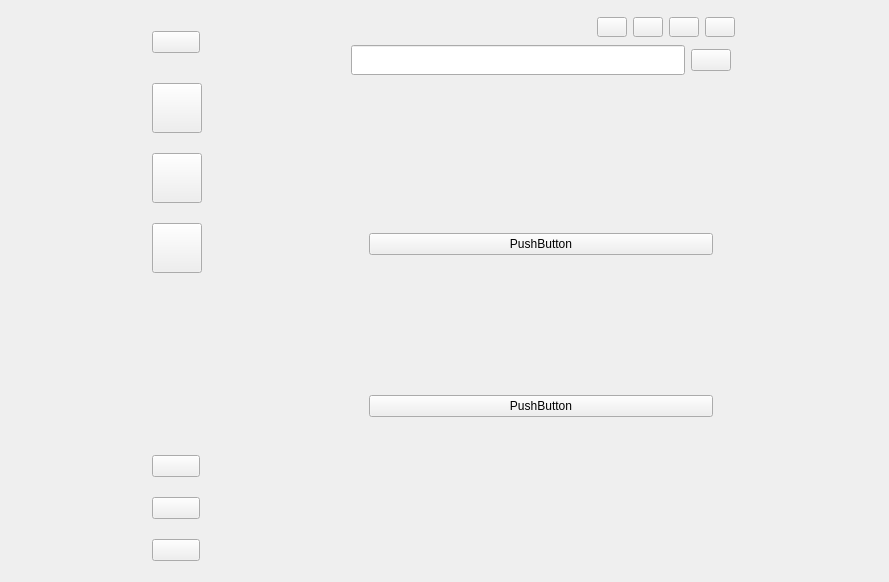
First picture: the form in mainwindow.ui, repository MudRocksHammer/QICQ, before the edit.
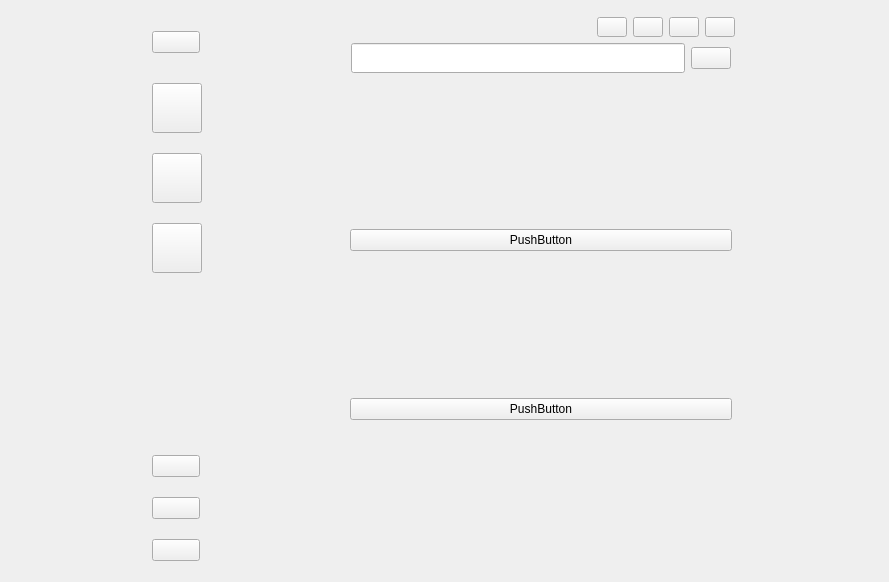
Second picture: the form after the edit. Custom widgets are drawn as their Qt base class.

What changed in the file:
```diff
--- a/mainwindow.ui
+++ b/mainwindow.ui
@@ -331,19 +331,25 @@
         <item>
          <layout class="QVBoxLayout" name="verticalLayout_2">
           <property name="leftMargin">
-           <number>10</number>
+           <number>0</number>
           </property>
           <property name="topMargin">
-           <number>2</number>
+           <number>0</number>
           </property>
           <property name="rightMargin">
-           <number>10</number>
+           <number>0</number>
           </property>
           <property name="bottomMargin">
-           <number>2</number>
+           <number>0</number>
           </property>
           <item>
            <layout class="QHBoxLayout" name="horizontalLayout">
+            <property name="leftMargin">
+             <number>10</number>
+            </property>
+            <property name="rightMargin">
+             <number>10</number>
+            </property>
             <item>
              <widget class="IconEdit" name="search_edit">
               <property name="minimumSize">
@@ -385,6 +391,18 @@
             </property>
             <widget class="QWidget" name="page">
              <layout class="QVBoxLayout" name="verticalLayout_5">
+              <property name="leftMargin">
+               <number>0</number>
+              </property>
+              <property name="topMargin">
+               <number>0</number>
+              </property>
+              <property name="rightMargin">
+               <number>0</number>
+              </property>
+              <property name="bottomMargin">
+               <number>0</number>
+              </property>
               <item>
                <widget class="QWidget" name="widget_4" native="true">
                 <layout class="QVBoxLayout" name="verticalLayout_8">
```
